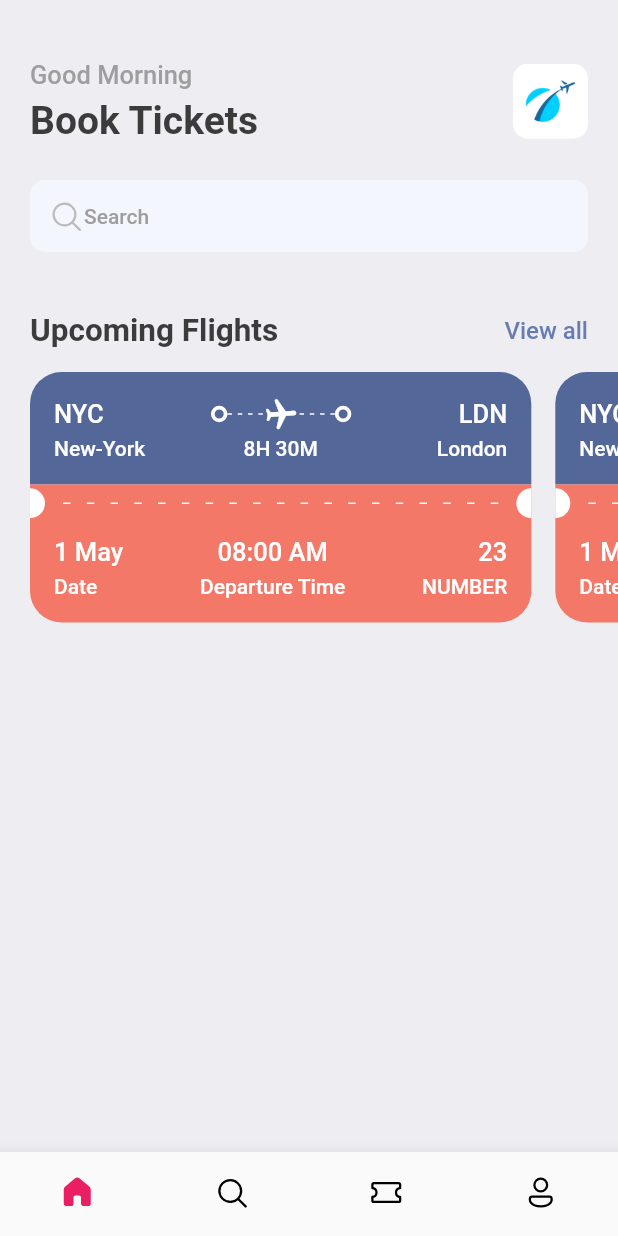
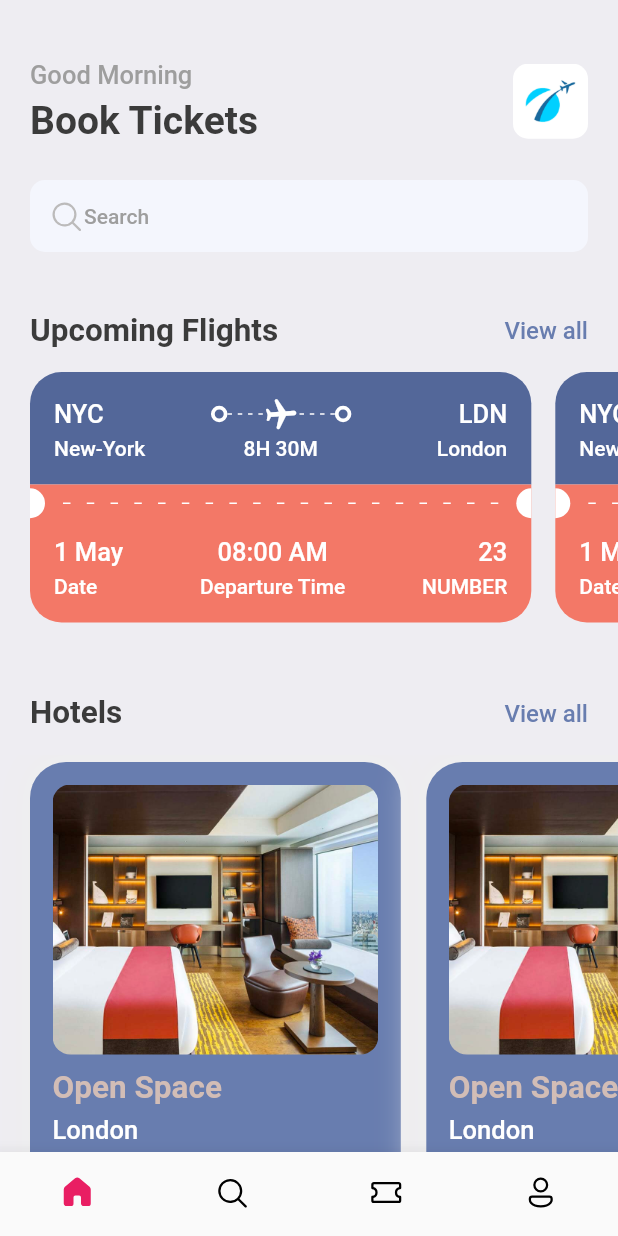
Before and after one commit to Oussema-Lahami/Travel-app, a Flutter app: the screen it shows after launch, on a phone screen of 412 x 824 dp. Run offline on Flutter 3.47's test engine with Material 2 defaults, Android fonts, the phone set to English and light mode, and no system bars; our stand-ins replace fluentui_icons, gap.

Commit message:
added the hotel cards in home screen (hardcoded for now!)

```diff
--- a/lib/screens/home_screen.dart
+++ b/lib/screens/home_screen.dart
@@ -3,6 +3,7 @@ import 'package:flutter/material.dart';
 import 'package:flutter/src/foundation/key.dart';
 import 'package:flutter/src/widgets/framework.dart';
 import 'package:gap/gap.dart';
+import 'package:ticket_app/screens/hotel_screen.dart';
 import 'package:ticket_app/screens/ticket_view.dart';
 import 'package:ticket_app/utils/app_style.dart';
 
@@ -88,6 +89,42 @@ class HomeScreen extends StatelessWidget {
               TicketView(),
               TicketView(),
             ]),
+          ),
+          const Gap(15),
+          Container(
+            padding: const EdgeInsets.symmetric(horizontal: 20),
+            child: Row(
+              mainAxisAlignment: MainAxisAlignment.spaceBetween,
+              children: [
+                Text(
+                  "Hotels",
+                  style: Styles.headLineStyle2,
+                ),
+                InkWell(
+                  onTap: () {
+                    print("Tapped");
+                  },
+                  child: Text(
+                    "View all",
+                    style:
+                        Styles.textStyle.copyWith(color: Styles.primaryColor),
+                  ),
+                )
+              ],
+            ),
+          ),
+          const Gap(15),
+          SingleChildScrollView(
+            scrollDirection: Axis.horizontal,
+            padding: const EdgeInsets.only(left: 20),
+            child: Row(
+              children: const [
+                HotelScreen(),
+                HotelScreen(),
+                HotelScreen(),
+                HotelScreen(),
+              ],
+            ),
           )
         ],
       ),
--- /dev/null
+++ b/lib/screens/hotel_screen.dart
@@ -0,0 +1,56 @@
+import 'package:flutter/material.dart';
+import 'package:flutter/src/foundation/key.dart';
+import 'package:flutter/src/widgets/framework.dart';
+import 'package:gap/gap.dart';
+import 'package:ticket_app/utils/app_layout.dart';
+import 'package:ticket_app/utils/app_style.dart';
+
+class HotelScreen extends StatelessWidget {
+  const HotelScreen({Key? key}) : super(key: key);
+
+  @override
+  Widget build(BuildContext context) {
+    final size = AppLayout.getSize(context);
+    return Container(
+        width: size.width * 0.6,
+        height: 350,
+        padding: const EdgeInsets.symmetric(horizontal: 15, vertical: 15),
+        margin: const EdgeInsets.only(right: 17, top: 5),
+        decoration: BoxDecoration(
+            color: Styles.primaryColor,
+            borderRadius: BorderRadius.circular(24),
+            boxShadow: [
+              BoxShadow(
+                  color: Colors.grey.shade200, blurRadius: 20, spreadRadius: 5)
+            ]),
+        child: Column(
+          crossAxisAlignment: CrossAxisAlignment.start,
+          children: [
+            Container(
+              height: 180,
+              decoration: BoxDecoration(
+                  borderRadius: BorderRadius.circular(12),
+                  color: Styles.primaryColor,
+                  image: const DecorationImage(
+                      fit: BoxFit.cover,
+                      image: AssetImage("assets/images/one.png"))),
+            ),
+            const Gap(10),
+            Text(
+              "Open Space",
+              style: Styles.headLineStyle2.copyWith(color: Styles.kakiColor),
+            ),
+            const Gap(5),
+            Text(
+              "London",
+              style: Styles.headLineStyle3.copyWith(color: Colors.white),
+            ),
+            const Gap(10),
+            Text(
+              "\$40/night",
+              style: Styles.headLineStyle1.copyWith(color: Styles.kakiColor),
+            ),
+          ],
+        ));
+  }
+}
--- a/lib/screens/ticket_view.dart
+++ b/lib/screens/ticket_view.dart
@@ -14,7 +14,7 @@ class TicketView extends StatelessWidget {
     final size = AppLayout.getSize(context);
     return SizedBox(
       width: size.width * 0.85,
-      height: size.height,
+      height: 200,
       child: Container(
         margin: const EdgeInsets.only(right: 16),
         child: Column(
--- a/lib/utils/app_style.dart
+++ b/lib/utils/app_style.dart
@@ -7,6 +7,7 @@ class Styles {
   static Color textColor = const Color(0xFF3b3b3b);
   static Color bgColor = const Color(0xFFeeedf2);
   static Color orangeColor = const Color(0xFFF37867);
+  static Color kakiColor = const Color(0xFFd2bdb6);
   static TextStyle textStyle =
       TextStyle(fontSize: 16, color: textColor, fontWeight: FontWeight.w500);
   static TextStyle headLineStyle1 =
```
